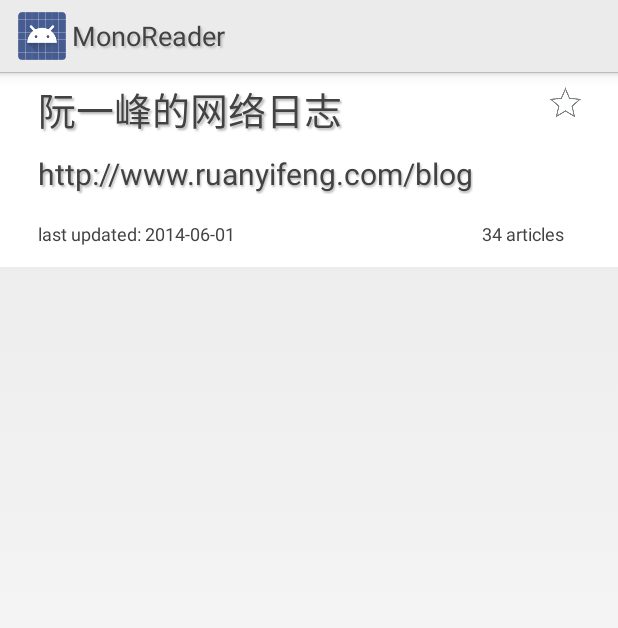
After one commit to ragnraok/MonoReader, an Android app: the layout site_item_layout.xml on its own in the app's theme, with its tools: preview values and no code run, on a phone screen of 412 x 824 dp. The commit adds this screen. Shown: the top 628 px of the screen. Run offline under Robolectric (Android 15) with nearby library versions, the phone set to English and light mode, and no system bars; network calls fail.

Commit message:
add site list

```diff
--- a/monoandroid/MonoReader/api/src/main/java/cn/ragnarok/monoreader/api/base/BaseAPIPostRequest.java
+++ b/monoandroid/MonoReader/api/src/main/java/cn/ragnarok/monoreader/api/base/BaseAPIPostRequest.java
@@ -5,6 +5,8 @@
 import com.android.volley.VolleyError;
 
 import org.json.JSONObject;
+
+import java.lang.reflect.Type;
 
 /**
  * Created by ragnarok on 14-5-23.
--- a/monoandroid/MonoReader/app/build.gradle
+++ b/monoandroid/MonoReader/app/build.gradle
@@ -26,4 +26,5 @@
     compile 'com.android.support:appcompat-v7:19.+'
     compile 'com.android.support:support-v4:19.+'
     compile 'com.github.chrisbanes.actionbarpulltorefresh:library:+'
+    compile 'se.emilsjolander:stickylistheaders:2.4.0'
 }
--- a/monoandroid/MonoReader/app/src/main/java/cn/ragnarok/monoreader/app/ui/adapter/DrawerListAdapter.java
+++ b/monoandroid/MonoReader/app/src/main/java/cn/ragnarok/monoreader/app/ui/adapter/DrawerListAdapter.java
@@ -17,7 +17,7 @@
 
     private Context mContext;
     private String[] mDrawerMenuItems;
-    private int[] mIcons = new int[] {R.drawable.home_icon, R.drawable.sites_icon, R.drawable.categories_icon, R.drawable.setting_icon};
+    private int[] mIcons = new int[] {R.drawable.home_icon, R.drawable.sites_icon, /* R.drawable.categories_icon,*/ R.drawable.setting_icon};
 
     public DrawerListAdapter(Context context) {
         mContext = context;
--- a/monoandroid/MonoReader/app/src/main/java/cn/ragnarok/monoreader/app/ui/fragment/TimelineFragment.java
+++ b/monoandroid/MonoReader/app/src/main/java/cn/ragnarok/monoreader/app/ui/fragment/TimelineFragment.java
@@ -77,9 +77,6 @@
     private boolean mIsInFavArticle;
 
     private TimelineCache mTimelineCache;
-//    private int mMainTimeCacheLastPage = 1;
-//    private int mFavTimelineCacheLastPage = 1;
-//    private int mFavArticleListCacheLastPage = 1;
     private boolean mIsNeedToFlushMainTimeline = false;
     private boolean mIsNeedToFlushFavTimeline = false;
     private boolean mIsNeedToFlushFavArticleList = false;
@@ -344,6 +341,7 @@
     }
 
     private void initTimelineList() {
+//        mTimelineList.setFastScrollEnabled(true);
         mTimelineList.setVisibility(View.GONE);
         mLoadingProgress.setVisibility(View.VISIBLE);
 
@@ -564,6 +562,7 @@
     public void onDetach() {
         super.onDetach();
         Log.d(TAG, "onDetach");
+        getActivity().getActionBar().setNavigationMode(ActionBar.NAVIGATION_MODE_STANDARD);
         mTimelineService.cancelRequest();
         mFlushCacheHandler.post(new Runnable() {
             @Override
--- /dev/null
+++ b/monoandroid/MonoReader/app/src/main/res/drawable/site_item_header_bg.xml
@@ -0,0 +1,6 @@
+<?xml version="1.0" encoding="utf-8"?>
+
+<shape xmlns:android="http://schemas.android.com/apk/res/android">
+    <corners android:bottomLeftRadius="5dp" android:bottomRightRadius="5dp"/>
+    <solid android:color="#D3D3D3"/>
+</shape>
--- /dev/null
+++ b/monoandroid/MonoReader/app/src/main/res/layout/site_item_layout.xml
@@ -0,0 +1,76 @@
+<?xml version="1.0" encoding="utf-8"?>
+
+<RelativeLayout xmlns:android="http://schemas.android.com/apk/res/android"
+    android:layout_width="match_parent"
+    android:layout_height="@dimen/site_list_item_height"
+    android:paddingTop="5dp"
+    android:paddingBottom="5dp"
+    android:paddingLeft="20dp"
+    android:paddingRight="20dp"
+    android:background="@drawable/timeline_item_without_cover_bg">
+    <ImageView
+        android:id="@+id/fav_set"
+        android:layout_width="@dimen/fav_size_icon_size"
+        android:layout_height="@dimen/fav_size_icon_size"
+        android:src="@drawable/ic_rating_not_important"
+        android:layout_alignParentRight="true"
+        android:layout_alignParentTop="true"
+        android:scaleType="fitXY"
+        android:clickable="true"/>
+
+    <LinearLayout
+        android:id="@+id/base_info"
+        android:layout_width="match_parent"
+        android:layout_height="wrap_content"
+        android:layout_alignParentTop="true"
+        android:paddingLeft="5dp"
+        android:paddingRight="5dp"
+        android:orientation="vertical">
+
+        <TextView
+            android:id="@+id/site_title"
+            style="@style/site_list_item_text_style"
+            android:layout_width="wrap_content"
+            android:layout_height="wrap_content"
+            android:text="阮一峰的网络日志"
+            android:textSize="25dp" />
+
+        <TextView
+            android:id="@+id/site_url"
+            style="@style/site_list_item_text_style"
+            android:layout_width="wrap_content"
+            android:layout_height="wrap_content"
+            android:layout_marginTop="10dp"
+            android:text="http://www.ruanyifeng.com/blog/atom.xml"
+            android:textSize="20dp" />
+    </LinearLayout>
+
+    <RelativeLayout
+        android:layout_width="match_parent"
+        android:layout_height="wrap_content"
+        android:layout_below="@id/base_info"
+        android:layout_marginTop="10dp"
+        android:paddingLeft="5dp"
+        android:paddingRight="5dp"
+        android:layout_alignParentBottom="true">
+        <TextView
+            android:id="@+id/site_last_updated"
+            android:textSize="12dp"
+            android:textColor="#424242"
+            android:layout_width="wrap_content"
+            android:layout_height="wrap_content"
+            android:text="last updated: 2014-06-01"
+            android:layout_alignParentLeft="true"
+            android:layout_centerVertical="true"/>
+        <TextView
+            android:id="@+id/site_articles_num"
+            android:textSize="12dp"
+            android:layout_width="wrap_content"
+            android:layout_height="wrap_content"
+            android:textColor="#424242"
+            android:layout_alignParentRight="true"
+            android:layout_centerVertical="true"
+            android:text="34 articles"
+            android:layout_marginRight="10dp"/>
+    </RelativeLayout>
+</RelativeLayout>
--- a/monoandroid/MonoReader/app/src/main/res/values/colors.xml
+++ b/monoandroid/MonoReader/app/src/main/res/values/colors.xml
@@ -1,6 +1,7 @@
 <?xml version="1.0" encoding="utf-8"?>
 <resources>
     <color name="white">#FFFFFF</color>
+    <color name="site_item_header_bg">#D3D3D3</color>
     <color name="timeline_item_without_cover_select_bg">#AAE3E3E3</color>
     <color name="ptr_progress_bar_color">#C4C4C4</color>
 
--- a/monoandroid/MonoReader/app/src/main/res/values/dimens.xml
+++ b/monoandroid/MonoReader/app/src/main/res/values/dimens.xml
@@ -15,4 +15,6 @@
     <dimen name="drawer_header_icon_size">35dp</dimen>
     <dimen name="drawer_header_height">100dp</dimen>
     <dimen name="home_icon_right_padding">10dp</dimen>
+    <dimen name="site_list_item_height">130dp</dimen>
+    <dimen name="fav_size_icon_size">30dp</dimen>
 </resources>
--- a/monoandroid/MonoReader/app/src/main/res/values/drawer_menu.xml
+++ b/monoandroid/MonoReader/app/src/main/res/values/drawer_menu.xml
@@ -3,7 +3,9 @@
     <string-array name="drawer_menu">
         <item name="timeline">Timeline</item>
         <item name="sites">Sites</item>
+        <!--
         <item name="categories">Categories</item>
+        -->
         <item name="setting">Setting</item>
     </string-array>
 </resources>
--- a/monoandroid/MonoReader/app/src/main/res/values/strings.xml
+++ b/monoandroid/MonoReader/app/src/main/res/values/strings.xml
@@ -30,5 +30,7 @@
     <string name="refresh">Refresh</string>
     <string name="fav_fail">Favorite Failed</string>
     <string name="unfav_fail">UnFavorite Failed</string>
-
+    <string name="site_last_update_format">Last Updated: %s</string>
+    <string name="site_articles_num_format">%d articles</string>
+    <string name="un_classified_name">Not Classified</string>
 </resources>
--- a/monoandroid/MonoReader/app/src/main/res/values/styles.xml
+++ b/monoandroid/MonoReader/app/src/main/res/values/styles.xml
@@ -112,4 +112,14 @@
         <item name="android:textSize">10dp</item>
     </style>
 
+    <style name="site_list_item_text_style">
+        <item name="android:textColor">#424242</item>
+        <item name="android:shadowColor">#B7B7B7</item>
+        <item name="android:shadowDx">1.5</item>
+        <item name="android:shadowDy">1.5</item>
+        <item name="android:shadowRadius">1.2</item>
+        <item name="android:maxLength">30</item>
+        <item name="android:ellipsize">marquee</item>
+    </style>
+
 </resources>
```
Also changed, not shown: monoandroid/MonoReader/app/src/main/java/cn/ragnarok/monoreader/app/ui/activity/MainActivity.java (+27 -8 lines), monoandroid/MonoReader/app/src/main/java/cn/ragnarok/monoreader/app/ui/adapter/SiteListAdapter.java (added, +122 -0 lines), monoandroid/MonoReader/app/src/main/java/cn/ragnarok/monoreader/app/ui/fragment/SiteListFragment.java (added, +175 -0 lines), monoandroid/MonoReader/app/src/main/res/layout/fragment_site_list.xml (added, +34 -0 lines), monoandroid/MonoReader/app/src/main/res/layout/site_list_stick_header.xml (added, +21 -0 lines), 3 other files.
